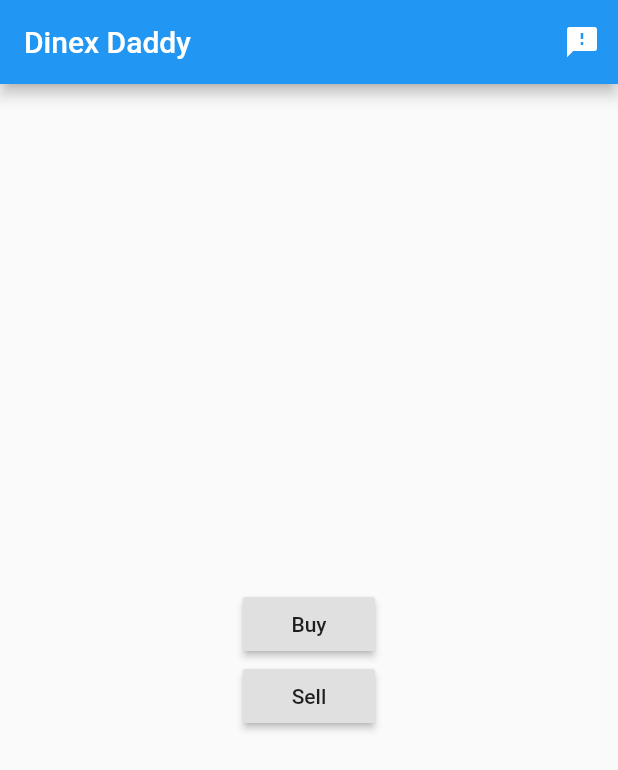
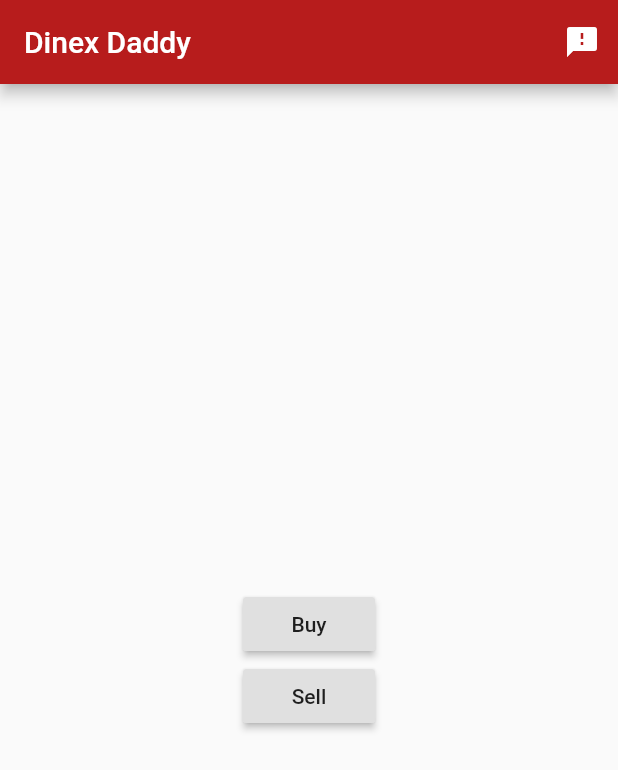
Before and after one commit to Lev-Stambler/DinexDaddy, a Flutter app: the screen it shows after launch, on a phone screen of 412 x 824 dp. Shown: the top 770 px of the screen. Run offline on Flutter 3.47's test engine with Material 2 defaults, Android fonts, the phone set to English and light mode, and no system bars; our stand-ins replace firebase_core, flutter_datetime_picker, smooth_star_rating; missing offline and left inert: firebase, firebase_core_web; accounts and stored records are empty.

Commit message:
Color swatch changed

```diff
--- a/lib/Screens/Buy.dart
+++ b/lib/Screens/Buy.dart
@@ -2,9 +2,11 @@ import 'package:flutter/material.dart';
 class Buy extends StatelessWidget {
  @override
   Widget build(BuildContext context) {
+    Color PrimaryColor = const Color(0xFFB71C1C);
     return Scaffold(
       appBar: AppBar(
         title: Text("Buyer Homepage"),
+        backgroundColor: PrimaryColor,
       ),
       body: Center(
         child: RaisedButton(
--- a/lib/Screens/BuyOrSell.dart
+++ b/lib/Screens/BuyOrSell.dart
@@ -8,9 +8,11 @@ class BuyOrSell extends StatelessWidget {
   String name;
  @override
   Widget build(BuildContext context) {
+    Color PrimaryColor = const Color(0xFFB71C1C);
     return Scaffold(
       appBar: AppBar(
         title: Text("Dinex Daddy"),
+        backgroundColor: PrimaryColor,
         actions: <Widget>[
             // action button
             IconButton(
--- a/lib/Screens/BuyerMatch.dart
+++ b/lib/Screens/BuyerMatch.dart
@@ -18,9 +18,11 @@ class BuyerMatch extends StatelessWidget {
  @override
   Widget build(BuildContext context) {
     buildList();
+    Color PrimaryColor = const Color(0xFFB71C1C);
     return Scaffold(
       appBar: AppBar(
         title: Text("Matches"),
+        backgroundColor: PrimaryColor,
       ),
       body: Center(
         child: Row(
--- a/lib/Screens/FeedbackForm.dart
+++ b/lib/Screens/FeedbackForm.dart
@@ -11,9 +11,11 @@ class _FeedbackForm extends State<FeedbackForm> {
 
   @override
   Widget build(BuildContext context) {
+    Color PrimaryColor = const Color(0xFFB71C1C);
     return Scaffold(
           appBar: AppBar(
             title: Text("Feedback"),
+            backgroundColor: PrimaryColor,
           ),
           body: Center(
             child: Column(
--- a/lib/Screens/Final.dart
+++ b/lib/Screens/Final.dart
@@ -3,9 +3,11 @@ import 'package:flutter/material.dart';
 class Final extends StatelessWidget {
  @override
   Widget build(BuildContext context) {
+    Color PrimaryColor = const Color(0xFFB71C1C);
     return Scaffold(
       appBar: AppBar(
         title: Text("Confirmation Page"),
+        backgroundColor: PrimaryColor,
       ),
       body: Center(
         child: Column(
--- a/lib/Screens/Sell.dart
+++ b/lib/Screens/Sell.dart
@@ -32,9 +32,11 @@ class _Sell extends State {
   }
  @override
   Widget build(BuildContext context) {
+    Color PrimaryColor = const Color(0xFFB71C1C);
     return Scaffold(
       appBar: AppBar(
         title: Text("Dinex Daddy"),
+        backgroundColor: PrimaryColor,
       ),
       body: Center(
         child: Column(
--- a/lib/main.dart
+++ b/lib/main.dart
@@ -37,8 +37,8 @@ class App extends StatelessWidget {
         '/feedback': (context) => FeedbackForm(),
       },
       title: 'Flutter Demo',
-      theme: ThemeData(
-        primarySwatch: Colors.blue,
+      theme: new ThemeData(
+        primarySwatch: Colors.red,
       ),
       home: BuyOrSell(),
     );
```
